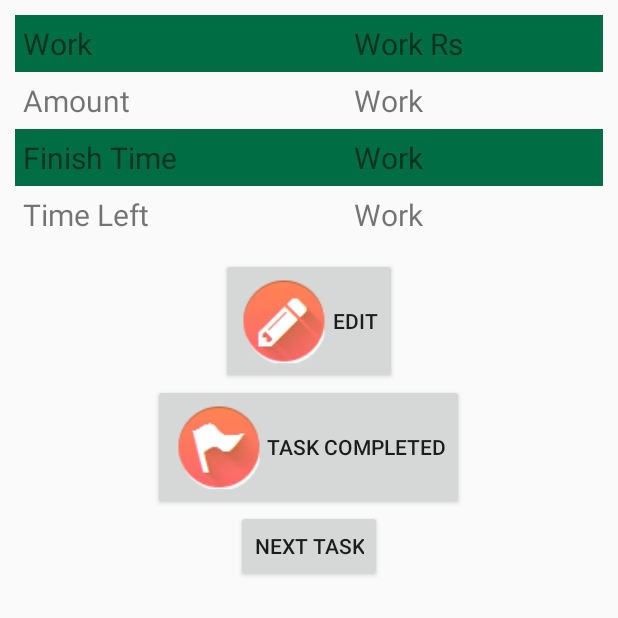
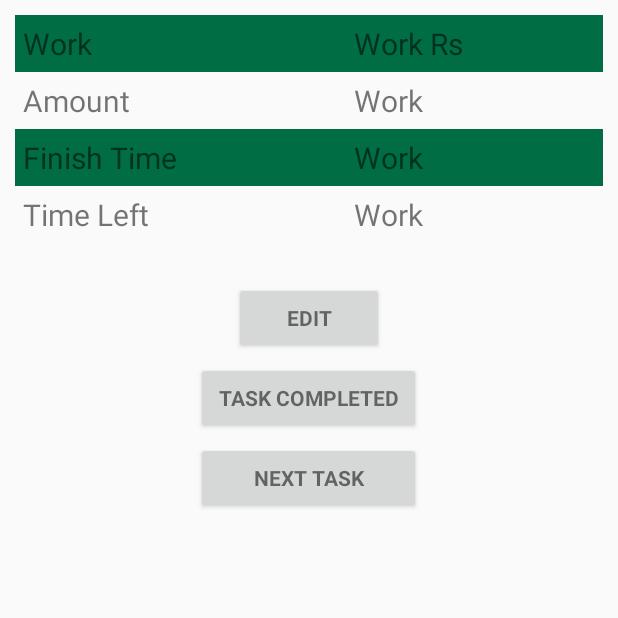
Before and after one commit to trungkien110298/Planer, an Android app: the NowActivity screen opened directly, with no data from a screen before it, on a phone screen of 412 x 824 dp, the top half of it. Run offline under Robolectric (Android 15) with nearby library versions, the phone set to English and light mode, and no system bars.

Commit message:
Some change

```diff
--- a/app/src/main/java/vn/edu/hust/soict/kien_hoang/planer/CalendarActivity.java
+++ b/app/src/main/java/vn/edu/hust/soict/kien_hoang/planer/CalendarActivity.java
@@ -2,12 +2,15 @@ package vn.edu.hust.soict.kien_hoang.planer;
 
 import android.app.Activity;
 import android.os.Bundle;
+import android.util.Log;
+import android.widget.Toast;
 
 public class CalendarActivity extends Activity {
     @Override
     protected void onCreate(Bundle savedInstanceState) {
         super.onCreate(savedInstanceState);
         setContentView(R.layout.calendar);
-
+        Log.d("Check", "Ok");
+        Toast.makeText(getBaseContext(), "Hello", Toast.LENGTH_LONG).show();
     }
 }
--- a/app/src/main/java/vn/edu/hust/soict/kien_hoang/planer/NowActivity.java
+++ b/app/src/main/java/vn/edu/hust/soict/kien_hoang/planer/NowActivity.java
@@ -8,18 +8,15 @@ import android.view.View;
 import android.widget.Button;
 
 public class NowActivity extends Activity {
-
-
     @Override
     protected void onCreate(Bundle savedInstanceState) {
         super.onCreate(savedInstanceState);
         setContentView(R.layout.now);
-        Log.d("Check", "OK");
+
         Button addTaskButton = (Button) findViewById(R.id.editCurrentTaskBtn);
         addTaskButton.setOnClickListener(new View.OnClickListener() {
             @Override
             public void onClick(View view) {
-                Log.d("Check", "OK");
                 Intent newTaskIntent = new Intent(NowActivity.this, NewTaskActivity.class);
                 startActivity(newTaskIntent);
 
--- a/app/src/main/res/layout/day.xml
+++ b/app/src/main/res/layout/day.xml
@@ -1,7 +1,5 @@
 <?xml version="1.0" encoding="utf-8"?>
 <LinearLayout xmlns:android="http://schemas.android.com/apk/res/android"
-    xmlns:app="http://schemas.android.com/apk/res-auto"
-    xmlns:tools="http://schemas.android.com/tools"
     android:layout_width="match_parent"
     android:layout_height="match_parent"
     android:orientation="vertical">
@@ -16,7 +14,7 @@
 
         <TableRow
             android:gravity="center_vertical"
-            android:background="@color/design_default_color_primary"
+            android:background="@color/colorPrimary"
             android:textAlignment="center">
 
             <TextView
--- a/app/src/main/res/layout/now.xml
+++ b/app/src/main/res/layout/now.xml
@@ -1,7 +1,5 @@
 <?xml version="1.0" encoding="utf-8"?>
 <LinearLayout xmlns:android="http://schemas.android.com/apk/res/android"
-    xmlns:app="http://schemas.android.com/apk/res-auto"
-    xmlns:tools="http://schemas.android.com/tools"
     android:layout_width="match_parent"
     android:layout_height="match_parent"
     android:orientation="vertical">
@@ -69,27 +67,33 @@
 
     <Button
         android:id="@+id/editCurrentTaskBtn"
-        android:layout_width="wrap_content"
+        style="?android:textAppearanceSmall"
+        android:layout_width="100dp"
         android:layout_height="wrap_content"
+        android:layout_marginTop="16dp"
         android:layout_gravity="center"
-        android:drawableLeft="@drawable/ic_edit"
-        android:padding="10dp"
-        android:text="Edit " />
+        android:text="Edit"
+        android:textStyle="bold" />
 
     <Button
         android:id="@+id/nowCompleteBtn"
-        android:layout_width="wrap_content"
+        style="?android:textAppearanceSmall"
+        android:layout_width="150dp"
         android:layout_height="wrap_content"
+        android:layout_marginTop="5dp"
         android:layout_gravity="center"
-        android:drawableLeft="@drawable/ic_completed"
-        android:text="Task Completed" />
+        android:text="Task Completed"
+        android:textStyle="bold"/>
 
     <Button
         android:id="@+id/nextTask"
-        android:layout_width="wrap_content"
+        style="?android:textAppearanceSmall"
+        android:layout_width="150dp"
         android:layout_height="wrap_content"
+        android:layout_marginTop="5dp"
         android:layout_gravity="center"
-        android:text="Next Task" />
+        android:text="Next Task"
+        android:textStyle="bold"/>
 
     <TextView
         android:id="@+id/nextTaskTime"
--- a/app/src/main/res/layout/week.xml
+++ b/app/src/main/res/layout/week.xml
@@ -1,7 +1,5 @@
 <?xml version="1.0" encoding="utf-8"?>
 <LinearLayout xmlns:android="http://schemas.android.com/apk/res/android"
-    xmlns:app="http://schemas.android.com/apk/res-auto"
-    xmlns:tools="http://schemas.android.com/tools"
     android:layout_width="match_parent"
     android:layout_height="match_parent"
     android:layout_gravity="center_horizontal"
```
